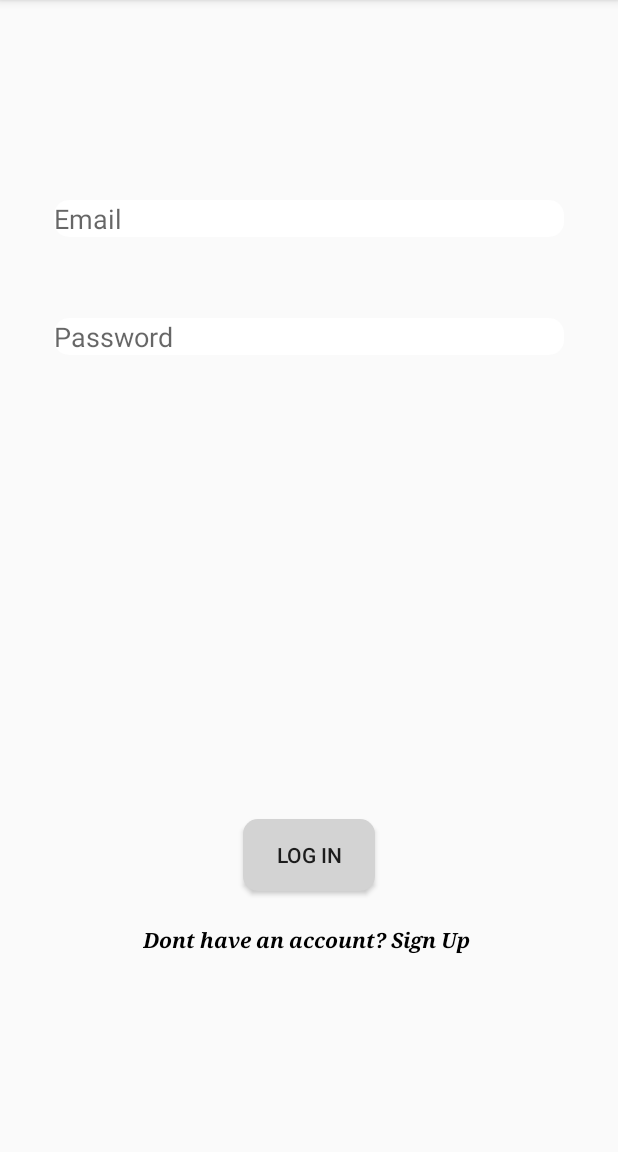
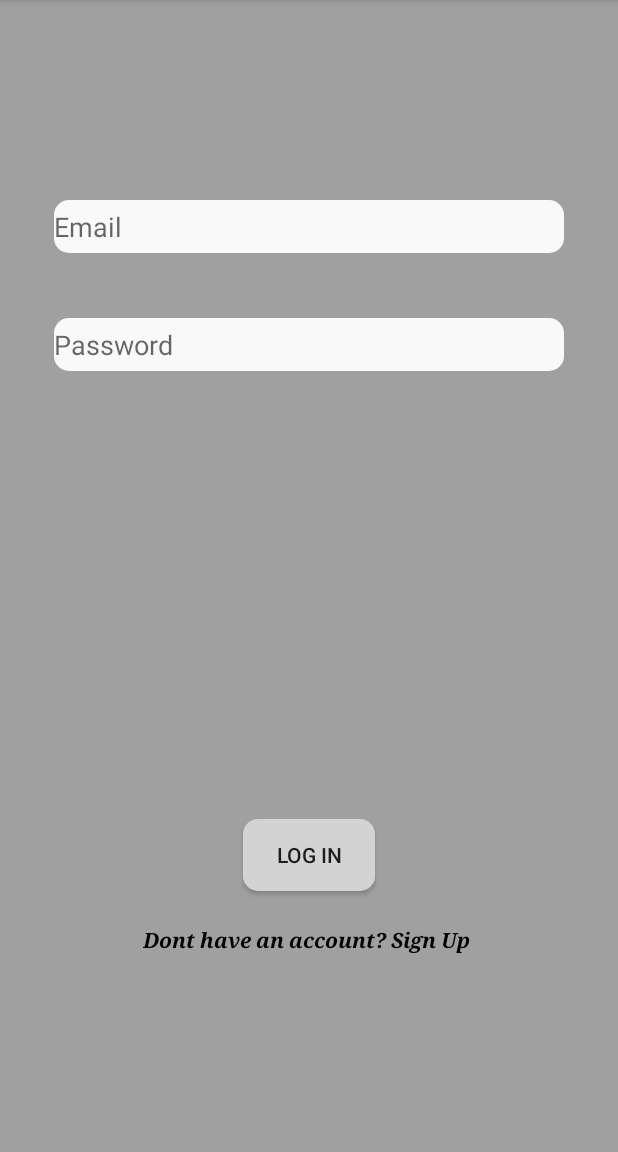
Before and after one commit to himanshu0998/BADFUT, an Android app: the screen it shows after launch (Main), on a phone screen of 412 x 824 dp, the part 84-1236 px from its top. Run offline under Robolectric (Android 15) with nearby library versions, the phone set to English and light mode, and no system bars; our stand-ins replace Firebase (no records; nobody signed in at launch, a user with empty details on screens opened directly); libraries missing offline, so code that uses them is left out: com.firebase.ui.

Commit message:
Add files via upload

```diff
--- a/app/src/main/res/layout/activity_main.xml
+++ b/app/src/main/res/layout/activity_main.xml
@@ -4,13 +4,14 @@
     xmlns:tools="http://schemas.android.com/tools"
     android:layout_width="match_parent"
     android:layout_height="match_parent"
+    android:background="#A0A0A0"
     tools:context=".MainActivity">
 
     <EditText
         android:background="@drawable/roundedtext"
         android:id="@+id/memail"
         android:layout_width="340dp"
-        android:layout_height="wrap_content"
+        android:layout_height="35dp"
         android:layout_alignParentTop="true"
         android:layout_centerHorizontal="true"
         android:layout_marginTop="133dp"
@@ -22,7 +23,7 @@
         android:background="@drawable/roundedtext"
         android:id="@+id/mpwd"
         android:layout_width="340dp"
-        android:layout_height="wrap_content"
+        android:layout_height="35dp"
         android:layout_alignParentTop="true"
         android:layout_centerHorizontal="true"
         android:layout_marginTop="212dp"
```
